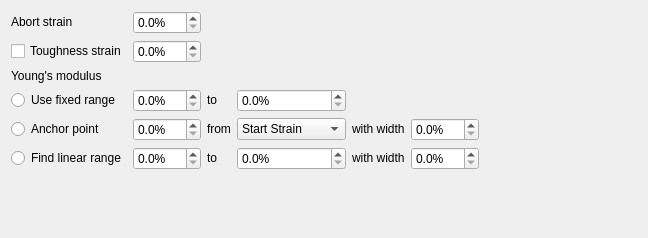
Above: mech_analyser/experiment/instron_68tm/failure/view.ui from ksonter95/InstronAnalyser before the change. Below: the same form after it.
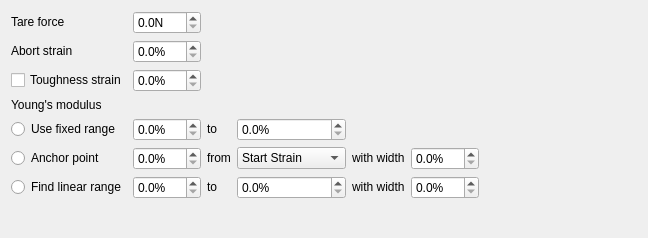
That is the form after the change.

Commit message: - Added ability to tare Instron 68TM raw data

```diff
--- a/mech_analyser/experiment/instron_68tm/failure/view.ui
+++ b/mech_analyser/experiment/instron_68tm/failure/view.ui
@@ -12,7 +12,7 @@
   </property>
   <layout class="QGridLayout" name="gl_Failure">
    <item row="0" column="0">
-    <widget class="QLabel" name="l_Abort">
+    <widget class="QLabel" name="l_Tare">
      <property name="sizePolicy">
       <sizepolicy hsizetype="Fixed" vsizetype="Fixed">
        <horstretch>0</horstretch>
@@ -23,27 +23,27 @@
       <string>The strain at which the experiment aborts even if the sample has not yet failed</string>
      </property>
      <property name="text">
-      <string>Abort strain</string>
+      <string>Tare force</string>
      </property>
     </widget>
    </item>
    <item row="0" column="1">
-    <widget class="QDoubleSpinBox" name="sb_Abort">
+    <widget class="QDoubleSpinBox" name="sb_Tare">
      <property name="toolTip">
       <string>The strain at which the experiment aborts even if the sample has not yet failed</string>
      </property>
      <property name="suffix">
-      <string>%</string>
+      <string>N</string>
      </property>
      <property name="decimals">
       <number>1</number>
      </property>
      <property name="maximum">
-      <double>100.000000000000000</double>
+      <double>10.0000000000000000</double>
      </property>
     </widget>
    </item>
-   <item row="0" column="6" rowspan="7">
+   <item row="0" column="6" rowspan="8">
     <spacer name="s_Horizontal">
      <property name="orientation">
       <enum>Qt::Orientation::Horizontal</enum>
@@ -57,6 +57,38 @@
     </spacer>
    </item>
    <item row="1" column="0">
+    <widget class="QLabel" name="l_Abort">
+     <property name="sizePolicy">
+      <sizepolicy hsizetype="Fixed" vsizetype="Fixed">
+       <horstretch>0</horstretch>
+       <verstretch>0</verstretch>
+      </sizepolicy>
+     </property>
+     <property name="toolTip">
+      <string>The strain at which the experiment aborts even if the sample has not yet failed</string>
+     </property>
+     <property name="text">
+      <string>Abort strain</string>
+     </property>
+    </widget>
+   </item>
+   <item row="1" column="1">
+    <widget class="QDoubleSpinBox" name="sb_Abort">
+     <property name="toolTip">
+      <string>The strain at which the experiment aborts even if the sample has not yet failed</string>
+     </property>
+     <property name="suffix">
+      <string>%</string>
+     </property>
+     <property name="decimals">
+      <number>1</number>
+     </property>
+     <property name="maximum">
+      <double>100.000000000000000</double>
+     </property>
+    </widget>
+   </item>
+   <item row="2" column="0">
     <widget class="QCheckBox" name="cb_Toughness">
      <property name="sizePolicy">
       <sizepolicy hsizetype="Minimum" vsizetype="Fixed">
@@ -72,7 +104,7 @@
      </property>
     </widget>
    </item>
-   <item row="1" column="1">
+   <item row="2" column="1">
     <widget class="QDoubleSpinBox" name="sb_Toughness">
      <property name="toolTip">
       <string>The strain at which the toughness is calculated</string>
@@ -85,7 +117,7 @@
      </property>
     </widget>
    </item>
-   <item row="2" column="0">
+   <item row="3" column="0">
     <widget class="QLabel" name="l_EModulus">
      <property name="sizePolicy">
       <sizepolicy hsizetype="Fixed" vsizetype="Fixed">
@@ -101,7 +133,7 @@
      </property>
     </widget>
    </item>
-   <item row="3" column="0">
+   <item row="4" column="0">
     <widget class="QRadioButton" name="rb_FixedRange">
      <property name="toolTip">
       <string>Use the fixed strain range on the stress-strain curve over which the Young's modulus is calculated.</string>
@@ -111,7 +143,7 @@
      </property>
     </widget>
    </item>
-   <item row="3" column="1">
+   <item row="4" column="1">
     <widget class="QDoubleSpinBox" name="sb_Strain1">
      <property name="toolTip">
       <string>The strain value which defines the first datapoint on the stress-strain curve used to calculate the Young's modulus.  It is ε1 in the equation E = (σ2 - σ1) / (ε2 - ε1)</string>
@@ -124,7 +156,7 @@
      </property>
     </widget>
    </item>
-   <item row="3" column="2">
+   <item row="4" column="2">
     <widget class="QLabel" name="l_To1">
      <property name="sizePolicy">
       <sizepolicy hsizetype="Fixed" vsizetype="Fixed">
@@ -137,7 +169,7 @@
      </property>
     </widget>
    </item>
-   <item row="3" column="3">
+   <item row="4" column="3">
     <widget class="QDoubleSpinBox" name="sb_Strain2">
      <property name="toolTip">
       <string>The strain value which defines the second datapoint on the stress-strain curve used to calculate the Young's modulus.  It is ε2 in the equation E = (σ2 - σ1) / (ε2 - ε1)</string>
@@ -150,7 +182,7 @@
      </property>
     </widget>
    </item>
-   <item row="4" column="0">
+   <item row="5" column="0">
     <widget class="QRadioButton" name="rb_AnchorPoint">
      <property name="toolTip">
       <string>Anchor a point on the stress-strain curve over which the Young's modulus is calculated to a specific point on the curve.</string>
@@ -160,7 +192,7 @@
      </property>
     </widget>
    </item>
-   <item row="4" column="1">
+   <item row="5" column="1">
     <widget class="QDoubleSpinBox" name="sb_StrainOffset">
      <property name="toolTip">
       <string>The strain offset from the specific point on the stress-strain curve from/to which the Young's modulus will be calculated.  It, in combination with the anchor point, specifies ε1 in the equation E = (σ2 - σ1) / (ε2 - ε1).</string>
@@ -173,7 +205,7 @@
      </property>
     </widget>
    </item>
-   <item row="4" column="2">
+   <item row="5" column="2">
     <widget class="QLabel" name="l_From">
      <property name="sizePolicy">
       <sizepolicy hsizetype="Fixed" vsizetype="Fixed">
@@ -186,7 +218,7 @@
      </property>
     </widget>
    </item>
-   <item row="4" column="3">
+   <item row="5" column="3">
     <widget class="QComboBox" name="cbx_AnchorPoint">
      <property name="toolTip">
       <string>The point used to anchor the strain range over which the Young's modulus is to be calculated</string>
@@ -223,7 +255,7 @@
      </item>
     </widget>
    </item>
-   <item row="4" column="4">
+   <item row="5" column="4">
     <widget class="QLabel" name="l_With1">
      <property name="sizePolicy">
       <sizepolicy hsizetype="Fixed" vsizetype="Fixed">
@@ -236,7 +268,7 @@
      </property>
     </widget>
    </item>
-   <item row="4" column="5">
+   <item row="5" column="5">
     <widget class="QDoubleSpinBox" name="sb_StrainRangeWidth">
      <property name="toolTip">
       <string>The width of the range on the stress-strain curve over which the Young's modulus will be calculated.  It, in combination with the strain offset and anchor point, specifies ε2 in the equation E = (σ2 - σ1) / (ε2 - ε1).</string>
@@ -249,7 +281,7 @@
      </property>
     </widget>
    </item>
-   <item row="5" column="0">
+   <item row="6" column="0">
     <widget class="QRadioButton" name="rb_FindRange">
      <property name="toolTip">
       <string>Automatically find the strain range over which the stress-strain curve is most linear and use this range to calculate the Young's modulus.</string>
@@ -259,7 +291,7 @@
      </property>
     </widget>
    </item>
-   <item row="5" column="1">
+   <item row="6" column="1">
     <widget class="QDoubleSpinBox" name="sb_StrainMin">
      <property name="toolTip">
       <string>The strain value which defines the minimum strain that can be used to find the best approximation of the linear region of the stress-strain curve.</string>
@@ -272,7 +304,7 @@
      </property>
     </widget>
    </item>
-   <item row="5" column="2">
+   <item row="6" column="2">
     <widget class="QLabel" name="l_To2">
      <property name="sizePolicy">
       <sizepolicy hsizetype="Fixed" vsizetype="Fixed">
@@ -285,7 +317,7 @@
      </property>
     </widget>
    </item>
-   <item row="5" column="3">
+   <item row="6" column="3">
     <widget class="QDoubleSpinBox" name="sb_StrainMax">
      <property name="toolTip">
       <string>The strain value which defines the maximum strain that can be used to find the best approximation of the linear region of the stress-strain curve.</string>
@@ -298,7 +330,7 @@
      </property>
     </widget>
    </item>
-   <item row="5" column="4">
+   <item row="6" column="4">
     <widget class="QLabel" name="l_With2">
      <property name="sizePolicy">
       <sizepolicy hsizetype="Fixed" vsizetype="Fixed">
@@ -311,7 +343,7 @@
      </property>
     </widget>
    </item>
-   <item row="5" column="5">
+   <item row="6" column="5">
     <widget class="QDoubleSpinBox" name="sb_StrainWindowWidth">
      <property name="toolTip">
       <string>The width of the strain window which will be used to find the best approximation of the linear region of the stress-strain curve for all possible regions between the minimum and maximum strains.</string>
@@ -324,7 +356,7 @@
      </property>
     </widget>
    </item>
-   <item row="6" column="0" colspan="6">
+   <item row="7" column="0" colspan="6">
     <spacer name="s_Vertical">
      <property name="orientation">
       <enum>Qt::Orientation::Vertical</enum>
```
Left out of the diff: 4 changed lines with no effect on the pictures. The commit also changes 6 other files.
